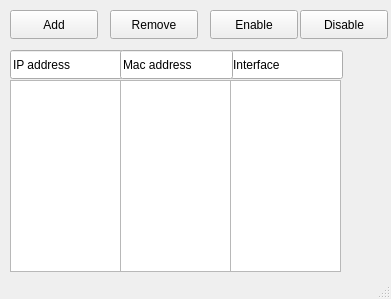
Above: loginGUI/arp.ui from adiosko/mikrotik before the change. Below: the same form after it.
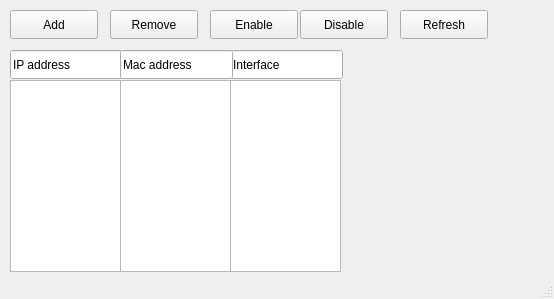
That is the form after the change.

What changed in the file:
```diff
--- a/loginGUI/arp.ui
+++ b/loginGUI/arp.ui
@@ -6,7 +6,7 @@
    <rect>
     <x>0</x>
     <y>0</y>
-    <width>391</width>
+    <width>554</width>
     <height>299</height>
    </rect>
   </property>
@@ -135,6 +135,19 @@
      <string>Disable</string>
     </property>
    </widget>
+   <widget class="QPushButton" name="refreshButton">
+    <property name="geometry">
+     <rect>
+      <x>400</x>
+      <y>10</y>
+      <width>88</width>
+      <height>29</height>
+     </rect>
+    </property>
+    <property name="text">
+     <string>Refresh</string>
+    </property>
+   </widget>
   </widget>
   <widget class="QStatusBar" name="statusbar"/>
  </widget>
```
